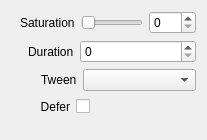
This is src/Widgets/Inspector/InspectorSaturationWidget.ui in CasparCG/client as Qt 5 draws it before an edit. The edited form follows.
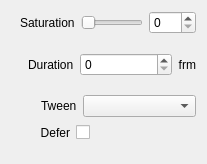
This is the edited form.

Commit message: Added description text to duration properties in the inspector panel.

Patch:
```diff
--- a/src/Widgets/Inspector/InspectorSaturationWidget.ui
+++ b/src/Widgets/Inspector/InspectorSaturationWidget.ui
@@ -7,7 +7,7 @@
     <x>0</x>
     <y>0</y>
     <width>207</width>
-    <height>140</height>
+    <height>164</height>
    </rect>
   </property>
   <property name="sizePolicy">
@@ -102,6 +102,16 @@
        </property>
       </widget>
      </item>
+     <item>
+      <widget class="QLabel" name="labelFrm1">
+       <property name="text">
+        <string>frm</string>
+       </property>
+       <property name="alignment">
+        <set>Qt::AlignRight|Qt::AlignTrailing|Qt::AlignVCenter</set>
+       </property>
+      </widget>
+     </item>
     </layout>
    </item>
    <item>
```
The commit also changes 14 other files.
